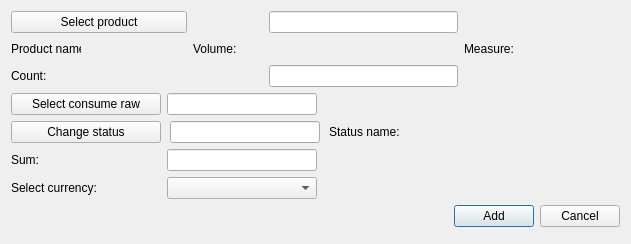
Old version of the form OrmasAdmin/OrmasAdmin/CreateConRListDlg.ui in the repository Dalerjon/TheOrmasProejct.
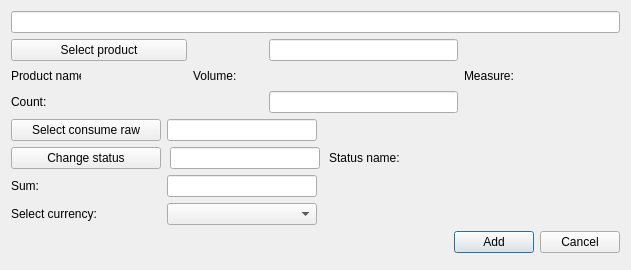
New version of the form. Custom widgets are drawn as their Qt base class.

```diff
--- a/OrmasAdmin/OrmasAdmin/CreateConRListDlg.ui
+++ b/OrmasAdmin/OrmasAdmin/CreateConRListDlg.ui
@@ -7,7 +7,7 @@
     <x>0</x>
     <y>0</y>
     <width>631</width>
-    <height>244</height>
+    <height>270</height>
    </rect>
   </property>
   <property name="windowTitle">
@@ -32,7 +32,29 @@
    <property name="bottomMargin">
     <number>17</number>
    </property>
-   <item row="1" column="0">
+   <item row="2" column="1">
+    <widget class="QLabel" name="prodNamePh">
+     <property name="minimumSize">
+      <size>
+       <width>100</width>
+       <height>0</height>
+      </size>
+     </property>
+     <property name="font">
+      <font>
+       <family>Times New Roman</family>
+       <pointsize>12</pointsize>
+       <weight>75</weight>
+       <italic>true</italic>
+       <bold>true</bold>
+      </font>
+     </property>
+     <property name="text">
+      <string/>
+     </property>
+    </widget>
+   </item>
+   <item row="2" column="0">
     <widget class="QLabel" name="prodNameLb">
      <property name="minimumSize">
       <size>
@@ -51,8 +73,8 @@
      </property>
     </widget>
    </item>
-   <item row="1" column="1">
-    <widget class="QLabel" name="prodNamePh">
+   <item row="2" column="5">
+    <widget class="QLabel" name="measurePh">
      <property name="minimumSize">
       <size>
        <width>100</width>
@@ -73,29 +95,7 @@
      </property>
     </widget>
    </item>
-   <item row="1" column="3">
-    <widget class="QLabel" name="volumePh">
-     <property name="minimumSize">
-      <size>
-       <width>100</width>
-       <height>0</height>
-      </size>
-     </property>
-     <property name="font">
-      <font>
-       <family>Times New Roman</family>
-       <pointsize>12</pointsize>
-       <weight>75</weight>
-       <italic>true</italic>
-       <bold>true</bold>
-      </font>
-     </property>
-     <property name="text">
-      <string/>
-     </property>
-    </widget>
-   </item>
-   <item row="1" column="2">
+   <item row="2" column="2">
     <widget class="QLabel" name="volumeLb">
      <property name="minimumSize">
       <size>
@@ -114,15 +114,15 @@
      </property>
     </widget>
    </item>
-   <item row="1" column="4">
+   <item row="2" column="4">
     <widget class="QLabel" name="measureLb">
      <property name="text">
       <string>Measure:</string>
      </property>
     </widget>
    </item>
-   <item row="1" column="5">
-    <widget class="QLabel" name="measurePh">
+   <item row="2" column="3">
+    <widget class="QLabel" name="volumePh">
      <property name="minimumSize">
       <size>
        <width>100</width>
@@ -143,7 +143,7 @@
      </property>
     </widget>
    </item>
-   <item row="4" column="0" colspan="6">
+   <item row="5" column="0" colspan="6">
     <layout class="QHBoxLayout" name="horizontalLayout">
      <item>
       <spacer name="horizontalSpacer">
@@ -174,28 +174,28 @@
      </item>
     </layout>
    </item>
-   <item row="0" column="3">
+   <item row="1" column="3">
     <widget class="QLineEdit" name="productEdit">
      <property name="readOnly">
       <bool>true</bool>
      </property>
     </widget>
    </item>
-   <item row="2" column="3">
+   <item row="3" column="3">
     <widget class="QLineEdit" name="countEdit">
      <property name="toolTip">
       <string>&lt;html&gt;&lt;head/&gt;&lt;body&gt;&lt;p&gt;For example: 100&lt;/p&gt;&lt;/body&gt;&lt;/html&gt;</string>
      </property>
     </widget>
    </item>
-   <item row="0" column="0" colspan="2">
+   <item row="1" column="0" colspan="2">
     <widget class="QPushButton" name="productBtn">
      <property name="text">
       <string>Select product</string>
      </property>
     </widget>
    </item>
-   <item row="2" column="0" colspan="2">
+   <item row="3" column="0" colspan="2">
     <widget class="QLabel" name="countLb">
      <property name="minimumSize">
       <size>
@@ -208,7 +208,7 @@
      </property>
     </widget>
    </item>
-   <item row="3" column="0" colspan="6">
+   <item row="4" column="0" colspan="6">
     <widget class="QWidget" name="editSectionWgt" native="true">
      <layout class="QGridLayout" name="gridLayout_3">
       <property name="leftMargin">
@@ -425,8 +425,18 @@
      </layout>
     </widget>
    </item>
+   <item row="0" column="0" colspan="6">
+    <widget class="SearchBox" name="searchEdit"/>
+   </item>
   </layout>
  </widget>
+ <customwidgets>
+  <customwidget>
+   <class>SearchBox</class>
+   <extends>QLineEdit</extends>
+   <header>searchbox.h</header>
+  </customwidget>
+ </customwidgets>
  <tabstops>
   <tabstop>productBtn</tabstop>
   <tabstop>countEdit</tabstop>
```
